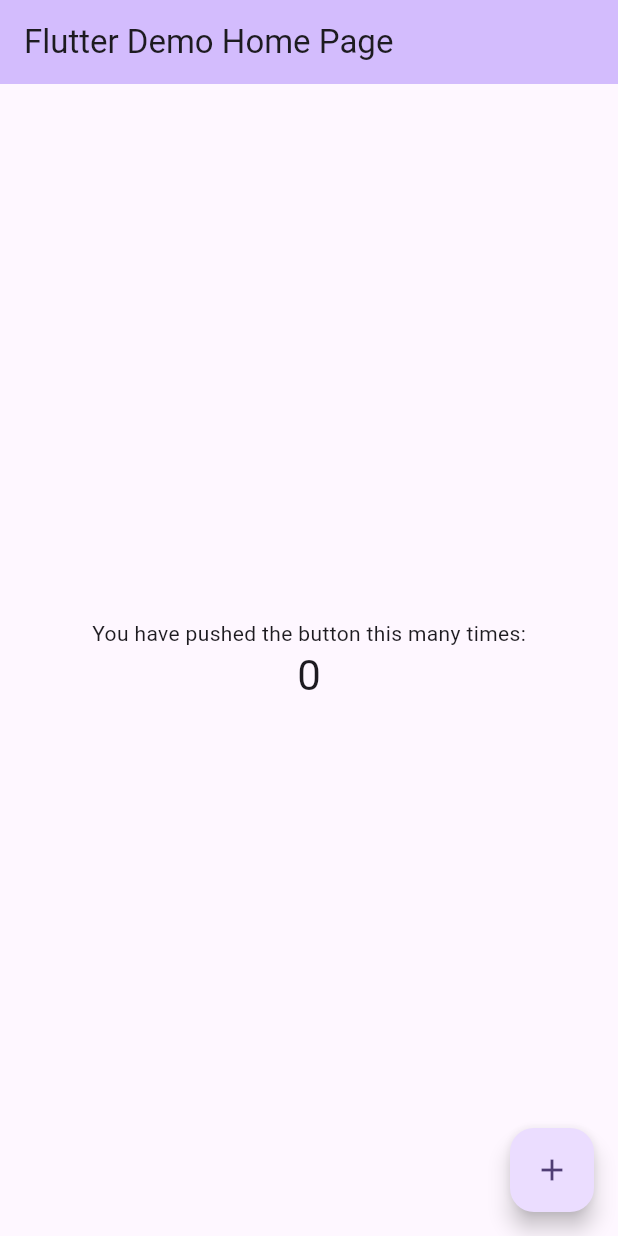
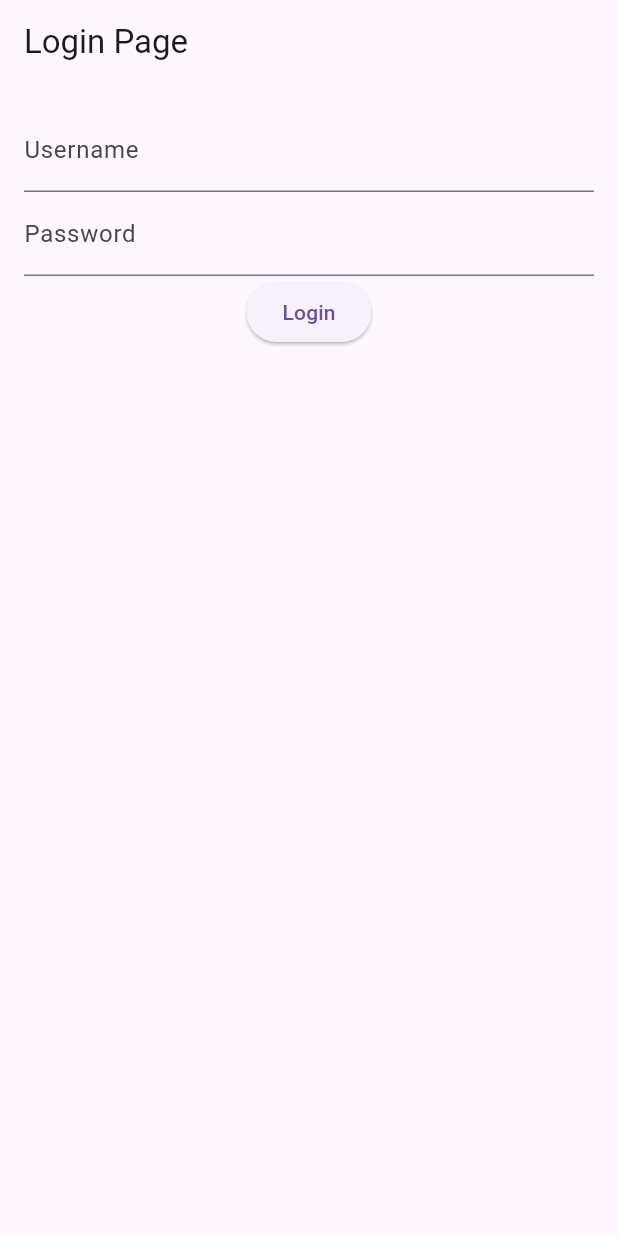
Before and after one commit to SaifullahAsif/LotteryApp, a Flutter app: the screen it shows after launch, on a phone screen of 412 x 824 dp. Run offline on Flutter 3.47's test engine with Material 3 defaults, Android fonts, the light colour scheme and no system bars.

Commit message:
Login page made Successfully

```diff
--- a/lib/main.dart
+++ b/lib/main.dart
@@ -1,125 +1,77 @@
 import 'package:flutter/material.dart';
 
 void main() {
-  runApp(const MyApp());
+  runApp(MyApp());
 }
 
 class MyApp extends StatelessWidget {
-  const MyApp({super.key});
-
-  // This widget is the root of your application.
   @override
   Widget build(BuildContext context) {
     return MaterialApp(
-      title: 'Flutter Demo',
+      title: 'Flutter Login Page',
       theme: ThemeData(
-        // This is the theme of your application.
-        //
-        // TRY THIS: Try running your application with "flutter run". You'll see
-        // the application has a purple toolbar. Then, without quitting the app,
-        // try changing the seedColor in the colorScheme below to Colors.green
-        // and then invoke "hot reload" (save your changes or press the "hot
-        // reload" button in a Flutter-supported IDE, or press "r" if you used
-        // the command line to start the app).
-        //
-        // Notice that the counter didn't reset back to zero; the application
-        // state is not lost during the reload. To reset the state, use hot
-        // restart instead.
-        //
-        // This works for code too, not just values: Most code changes can be
-        // tested with just a hot reload.
-        colorScheme: ColorScheme.fromSeed(seedColor: Colors.deepPurple),
-        useMaterial3: true,
+        primarySwatch: Colors.blue,
       ),
-      home: const MyHomePage(title: 'Flutter Demo Home Page'),
+      home: MyHomePage(),
     );
   }
 }
 
 class MyHomePage extends StatefulWidget {
-  const MyHomePage({super.key, required this.title});
-
-  // This widget is the home page of your application. It is stateful, meaning
-  // that it has a State object (defined below) that contains fields that affect
-  // how it looks.
-
-  // This class is the configuration for the state. It holds the values (in this
-  // case the title) provided by the parent (in this case the App widget) and
-  // used by the build method of the State. Fields in a Widget subclass are
-  // always marked "final".
-
-  final String title;
-
   @override
-  State<MyHomePage> createState() => _MyHomePageState();
+  _MyHomePageState createState() => _MyHomePageState();
 }
 
 class _MyHomePageState extends State<MyHomePage> {
-  int _counter = 0;
-
-  void _incrementCounter() {
-    setState(() {
-      // This call to setState tells the Flutter framework that something has
-      // changed in this State, which causes it to rerun the build method below
-      // so that the display can reflect the updated values. If we changed
-      // _counter without calling setState(), then the build method would not be
-      // called again, and so nothing would appear to happen.
-      _counter++;
-    });
-  }
+  final _usernameController = TextEditingController();
+  final _passwordController = TextEditingController();
 
   @override
   Widget build(BuildContext context) {
-    // This method is rerun every time setState is called, for instance as done
-    // by the _incrementCounter method above.
-    //
-    // The Flutter framework has been optimized to make rerunning build methods
-    // fast, so that you can just rebuild anything that needs updating rather
-    // than having to individually change instances of widgets.
     return Scaffold(
       appBar: AppBar(
-        // TRY THIS: Try changing the color here to a specific color (to
-        // Colors.amber, perhaps?) and trigger a hot reload to see the AppBar
-        // change color while the other colors stay the same.
-        backgroundColor: Theme.of(context).colorScheme.inversePrimary,
-        // Here we take the value from the MyHomePage object that was created by
-        // the App.build method, and use it to set our appbar title.
-        title: Text(widget.title),
+        title: Text('Login Page'),
       ),
-      body: Center(
-        // Center is a layout widget. It takes a single child and positions it
-        // in the middle of the parent.
+      body: Padding(
+        padding: const EdgeInsets.all(16.0),
         child: Column(
-          // Column is also a layout widget. It takes a list of children and
-          // arranges them vertically. By default, it sizes itself to fit its
-          // children horizontally, and tries to be as tall as its parent.
-          //
-          // Column has various properties to control how it sizes itself and
-          // how it positions its children. Here we use mainAxisAlignment to
-          // center the children vertically; the main axis here is the vertical
-          // axis because Columns are vertical (the cross axis would be
-          // horizontal).
-          //
-          // TRY THIS: Invoke "debug painting" (choose the "Toggle Debug Paint"
-          // action in the IDE, or press "p" in the console), to see the
-          // wireframe for each widget.
-          mainAxisAlignment: MainAxisAlignment.center,
-          children: <Widget>[
-            const Text(
-              'You have pushed the button this many times:',
+          children: [
+            TextField(
+              controller: _usernameController,
+              decoration: InputDecoration(
+                labelText: 'Username',
+              ),
             ),
-            Text(
-              '$_counter',
-              style: Theme.of(context).textTheme.headlineMedium,
+            TextField(
+              controller: _passwordController,
+              decoration: InputDecoration(
+                labelText: 'Password',
+              ),
+              obscureText: true,
+            ),
+            ElevatedButton(
+              onPressed: () {
+                _login(context);
+              },
+              child: Text('Login'),
             ),
           ],
         ),
       ),
-      floatingActionButton: FloatingActionButton(
-        onPressed: _incrementCounter,
-        tooltip: 'Increment',
-        child: const Icon(Icons.add),
-      ), // This trailing comma makes auto-formatting nicer for build methods.
     );
   }
+
+  void _login(BuildContext context) async {
+    // Here's where you would integrate with your backend.
+    // For now, let's just print out the entered username and password.
+    print('Username: ${_usernameController.text}');
+    print('Password: ${_passwordController.text}');
+  }
+
+  @override
+  void dispose() {
+    _usernameController.dispose();
+    _passwordController.dispose();
+    super.dispose();
+  }
 }
```
Also changed, not shown: 4 other files.
